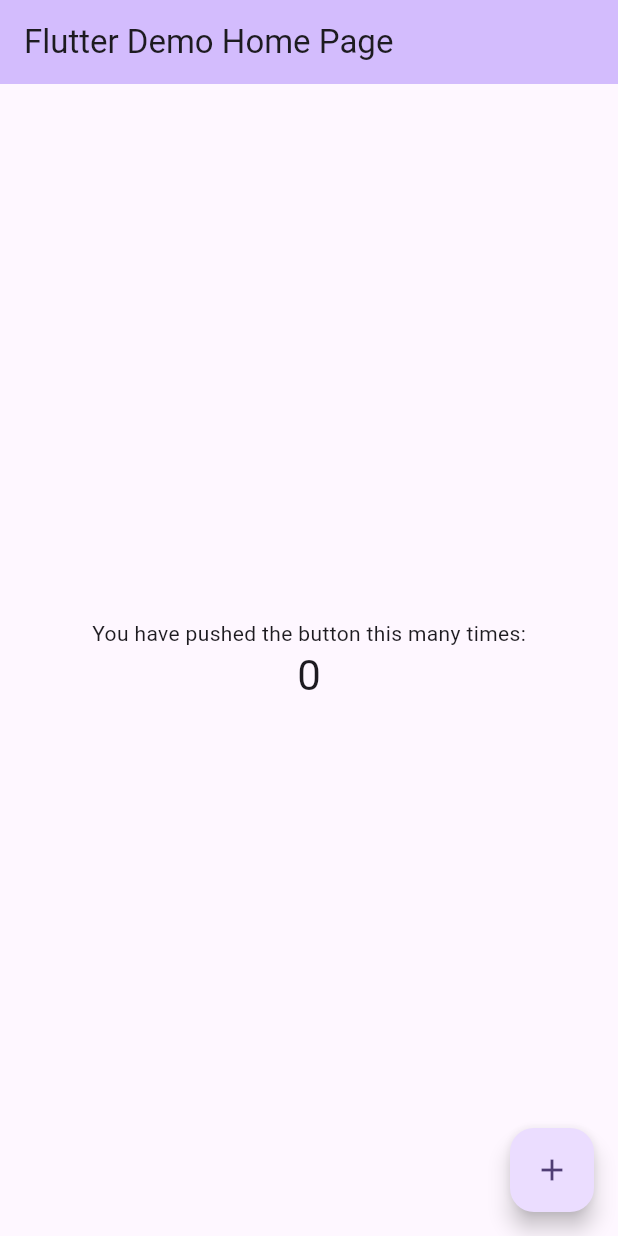
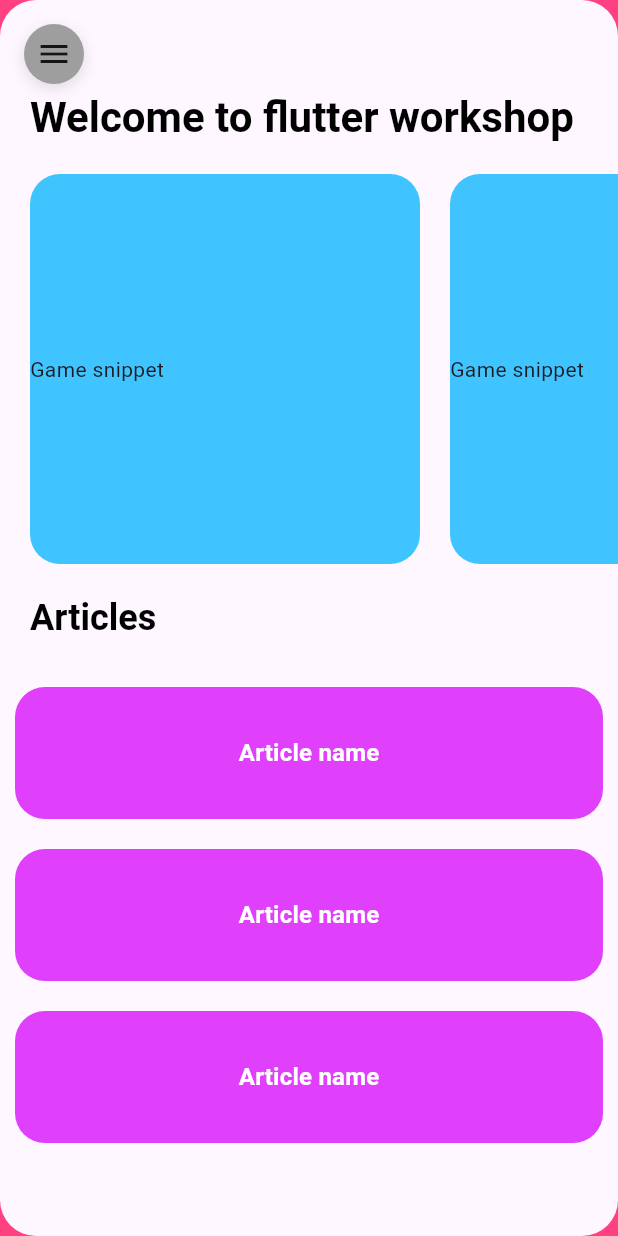
Before and after one commit to rety2722/frontend, a Flutter app: the screen it shows after launch, on a phone screen of 412 x 824 dp. Run offline on Flutter 3.47's test engine with Material 3 defaults, Android fonts, the light colour scheme and no system bars; our stand-ins replace flutter_secure_storage.

Commit message:
Added basic looks and animations. I plan to add some small games to game previes (better take already written ones). With news need to add some expanding webview links (basically any, but rather related to what is done). Add login, with login show some previous interactions

```diff
--- /dev/null
+++ b/webapp_frontend/lib/entry_point.dart
@@ -0,0 +1,106 @@
+import 'dart:math';
+
+import 'package:flutter/material.dart';
+import 'package:webapp_frontend/screens/home/home_screen.dart';
+import 'package:webapp_frontend/widgets/menu_button.dart';
+import 'package:webapp_frontend/widgets/side_menu_bar.dart';
+
+class EntryPoint extends StatefulWidget {
+  const EntryPoint({super.key});
+
+  @override
+  State<EntryPoint> createState() => _EntryPointState();
+}
+
+class _EntryPointState extends State<EntryPoint>
+    with SingleTickerProviderStateMixin {
+  late AnimationController _animationController;
+  late Animation<double> animation;
+  late Animation<double> scaleAnimation;
+
+  bool isSideMenuClosed = true;
+
+  @override
+  void initState() {
+    _animationController = AnimationController(
+      vsync: this,
+      duration: Duration(milliseconds: 200),
+    )..addListener(() {
+        setState(() {});
+      });
+
+    animation = Tween<double>(begin: 0, end: 1).animate(
+      CurvedAnimation(
+        parent: _animationController,
+        curve: Curves.fastOutSlowIn,
+      ),
+    );
+
+    scaleAnimation = Tween<double>(begin: 1, end: 0.8).animate(
+      CurvedAnimation(
+        parent: _animationController,
+        curve: Curves.fastOutSlowIn,
+      ),
+    );
+    super.initState();
+  }
+
+  @override
+  void dispose() {
+    _animationController.dispose();
+    super.dispose();
+  }
+
+  @override
+  Widget build(BuildContext context) {
+    return Scaffold(
+      backgroundColor: Colors.pinkAccent,
+      resizeToAvoidBottomInset: false,
+      extendBody: true,
+      body: Stack(children: [
+        AnimatedPositioned(
+          duration: Duration(milliseconds: 200),
+          curve: Curves.fastOutSlowIn,
+          width: 288,
+          left: isSideMenuClosed ? -288 : 0,
+          height: MediaQuery.of(context).size.height,
+          child: SideMenuBar(),
+        ),
+        Transform(
+          alignment: Alignment.center,
+          transform: Matrix4.identity()
+            ..setEntry(3, 2, 0.001)
+            ..rotateY(animation.value - animation.value * 30 * pi / 180),
+          child: Transform.translate(
+            offset: Offset(animation.value * 265, 0),
+            child: Transform.scale(
+              scale: scaleAnimation.value,
+              child: ClipRRect(
+                borderRadius: BorderRadius.all(Radius.circular(24)),
+                child: const HomeScreen(),
+              ),
+            ),
+          ),
+        ),
+        AnimatedPositioned(
+          duration: Duration(milliseconds: 150),
+          curve: Curves.fastOutSlowIn,
+          left: isSideMenuClosed ? 0 : 220,
+          top: 16,
+          child: MenuButton(
+            press: () {
+              if (isSideMenuClosed) {
+                _animationController.forward();
+              } else {
+                _animationController.reverse();
+              }
+              setState(() {
+                isSideMenuClosed = !isSideMenuClosed;
+              });
+            },
+          ),
+        ),
+      ]),
+    );
+  }
+}
--- a/webapp_frontend/lib/main.dart
+++ b/webapp_frontend/lib/main.dart
@@ -1,4 +1,5 @@
 import 'package:flutter/material.dart';
+import 'package:webapp_frontend/entry_point.dart';
 
 void main() {
   runApp(const MyApp());
@@ -13,113 +14,10 @@
     return MaterialApp(
       title: 'Flutter Demo',
       theme: ThemeData(
-        // This is the theme of your application.
-        //
-        // TRY THIS: Try running your application with "flutter run". You'll see
-        // the application has a purple toolbar. Then, without quitting the app,
-        // try changing the seedColor in the colorScheme below to Colors.green
-        // and then invoke "hot reload" (save your changes or press the "hot
-        // reload" button in a Flutter-supported IDE, or press "r" if you used
-        // the command line to start the app).
-        //
-        // Notice that the counter didn't reset back to zero; the application
-        // state is not lost during the reload. To reset the state, use hot
-        // restart instead.
-        //
-        // This works for code too, not just values: Most code changes can be
-        // tested with just a hot reload.
         colorScheme: ColorScheme.fromSeed(seedColor: Colors.deepPurple),
         useMaterial3: true,
       ),
-      home: const MyHomePage(title: 'Flutter Demo Home Page'),
+      home: const EntryPoint(),
     );
   }
 }
-
-class MyHomePage extends StatefulWidget {
-  const MyHomePage({super.key, required this.title});
-
-  // This widget is the home page of your application. It is stateful, meaning
-  // that it has a State object (defined below) that contains fields that affect
-  // how it looks.
-
-  // This class is the configuration for the state. It holds the values (in this
-  // case the title) provided by the parent (in this case the App widget) and
-  // used by the build method of the State. Fields in a Widget subclass are
-  // always marked "final".
-
-  final String title;
-
-  @override
-  State<MyHomePage> createState() => _MyHomePageState();
-}
-
-class _MyHomePageState extends State<MyHomePage> {
-  int _counter = 0;
-
-  void _incrementCounter() {
-    setState(() {
-      // This call to setState tells the Flutter framework that something has
-      // changed in this State, which causes it to rerun the build method below
-      // so that the display can reflect the updated values. If we changed
-      // _counter without calling setState(), then the build method would not be
-      // called again, and so nothing would appear to happen.
-      _counter++;
-    });
-  }
-
-  @override
-  Widget build(BuildContext context) {
-    // This method is rerun every time setState is called, for instance as done
-    // by the _incrementCounter method above.
-    //
-    // The Flutter framework has been optimized to make rerunning build methods
-    // fast, so that you can just rebuild anything that needs updating rather
-    // than having to individually change instances of widgets.
-    return Scaffold(
-      appBar: AppBar(
-        // TRY THIS: Try changing the color here to a specific color (to
-        // Colors.amber, perhaps?) and trigger a hot reload to see the AppBar
-        // change color while the other colors stay the same.
-        backgroundColor: Theme.of(context).colorScheme.inversePrimary,
-        // Here we take the value from the MyHomePage object that was created by
-        // the App.build method, and use it to set our appbar title.
-        title: Text(widget.title),
-      ),
-      body: Center(
-        // Center is a layout widget. It takes a single child and positions it
-        // in the middle of the parent.
-        child: Column(
-          // Column is also a layout widget. It takes a list of children and
-          // arranges them vertically. By default, it sizes itself to fit its
-          // children horizontally, and tries to be as tall as its parent.
-          //
-          // Column has various properties to control how it sizes itself and
-          // how it positions its children. Here we use mainAxisAlignment to
-          // center the children vertically; the main axis here is the vertical
-          // axis because Columns are vertical (the cross axis would be
-          // horizontal).
-          //
-          // TRY THIS: Invoke "debug painting" (choose the "Toggle Debug Paint"
-          // action in the IDE, or press "p" in the console), to see the
-          // wireframe for each widget.
-          mainAxisAlignment: MainAxisAlignment.center,
-          children: <Widget>[
-            const Text(
-              'You have pushed the button this many times:',
-            ),
-            Text(
-              '$_counter',
-              style: Theme.of(context).textTheme.headlineMedium,
-            ),
-          ],
-        ),
-      ),
-      floatingActionButton: FloatingActionButton(
-        onPressed: _incrementCounter,
-        tooltip: 'Increment',
-        child: const Icon(Icons.add),
-      ), // This trailing comma makes auto-formatting nicer for build methods.
-    );
-  }
-}
--- /dev/null
+++ b/webapp_frontend/lib/screens/home/home_screen.dart
@@ -0,0 +1,77 @@
+import 'package:flutter/material.dart';
+import 'package:webapp_frontend/widgets/article.dart';
+import 'package:webapp_frontend/widgets/game_snippet.dart';
+
+class HomeScreen extends StatefulWidget {
+  const HomeScreen({super.key});
+
+  @override
+  State<HomeScreen> createState() => _HomeScreenState();
+}
+
+class _HomeScreenState extends State<HomeScreen> {
+  @override
+  Widget build(BuildContext context) {
+    return Scaffold(
+      body: SafeArea(
+        child: SingleChildScrollView(
+          child: Column(
+            crossAxisAlignment: CrossAxisAlignment.start,
+            children: [
+              SizedBox(height: 40,),
+              Padding(
+                padding: const EdgeInsets.all(20),
+                child: Text(
+                  "Welcome to flutter workshop",
+                  style: Theme.of(context)
+                      .textTheme
+                      .headlineMedium!
+                      .copyWith(color: Colors.black, fontWeight: FontWeight.w600),
+                ),
+              ),
+              SingleChildScrollView(
+                scrollDirection: Axis.horizontal,
+                child: Row(
+                  children: [
+                    ...gameSnippets.map((gameSnippet) => Padding(
+                          padding: const EdgeInsets.only(left: 20),
+                          child: gameSnippet,
+                        )),
+                  ],
+                ),
+              ),
+              Padding(
+                padding: const EdgeInsets.all(20),
+                child: Text(
+                  "Articles",
+                  style: Theme.of(context)
+                      .textTheme
+                      .headlineSmall!
+                      .copyWith(color: Colors.black, fontWeight: FontWeight.w600),
+                ),
+              ),
+              ...articles.map(
+                      (article) => Padding(
+                        padding: const EdgeInsets.all(10),
+                        child: article,
+                      ),
+                    ),
+            ],
+          ),
+        ),
+      ),
+    );
+  }
+}
+
+List<GameSnippet> gameSnippets = [
+  const GameSnippet(),
+  const GameSnippet(),
+  const GameSnippet(),
+];
+
+List<Article> articles = [
+  const Article(),
+  const Article(),
+  const Article(),
+];
--- /dev/null
+++ b/webapp_frontend/lib/widgets/article.dart
@@ -0,0 +1,36 @@
+import 'package:flutter/material.dart';
+
+class Article extends StatelessWidget {
+  const Article({super.key});
+
+  @override
+  Widget build(BuildContext context) {
+    return Container(
+      padding: EdgeInsets.symmetric(horizontal: 20, vertical: 24),
+      decoration: BoxDecoration(
+        color: Colors.purpleAccent,
+        borderRadius: BorderRadius.all(Radius.circular(20)),
+      ),
+      child: Row(
+        children: [
+          Expanded(
+            child: Column(
+              children: [
+                Text(
+                  "Article name",
+                  style: Theme.of(context).textTheme.titleMedium!.copyWith(
+                        color: Colors.white,
+                        fontWeight: FontWeight.bold,
+                      ),
+                ),
+              ],
+            ),
+          ),
+          SizedBox(
+            height: 40,
+          ),
+        ],
+      ),
+    );
+  }
+}
--- /dev/null
+++ b/webapp_frontend/lib/widgets/game_snippet.dart
@@ -0,0 +1,26 @@
+import 'package:flutter/material.dart';
+
+class GameSnippet extends StatelessWidget {
+  const GameSnippet({
+    super.key,
+  });
+
+  @override
+  Widget build(BuildContext context) {
+    return Container(
+      height: 260,
+      width: 260,
+      decoration: BoxDecoration(
+        color: Colors.lightBlueAccent,
+        borderRadius: BorderRadius.all(
+          Radius.circular(20),
+        ),
+      ),
+      child: Row(
+        children: [
+          const Text("Game snippet"),
+        ],
+      ),
+    );
+  }
+}
--- /dev/null
+++ b/webapp_frontend/lib/widgets/menu_button.dart
@@ -0,0 +1,36 @@
+import 'package:flutter/material.dart';
+
+class MenuButton extends StatelessWidget {
+  const MenuButton({
+    super.key,
+    required this.press,
+  });
+
+  final VoidCallback press;
+
+  @override
+  Widget build(BuildContext context) {
+    return SafeArea(
+      child: GestureDetector(
+        onTap: press,
+        child: Container(
+          margin: EdgeInsets.only(left: 16),
+          height: 40,
+          width: 40,
+          decoration: BoxDecoration(
+            color: Colors.grey,
+            shape: BoxShape.circle,
+            boxShadow: [
+              BoxShadow(
+                color: Colors.black12,
+                offset: Offset(0, 3),
+                blurRadius: 8,
+              ),
+            ],
+          ),
+          child: Icon(Icons.menu),
+        ),
+      ),
+    );
+  }
+}
--- a/webapp_frontend/pubspec.yaml
+++ b/webapp_frontend/pubspec.yaml
@@ -46,7 +46,7 @@ dev_dependencies:
   # activated in the `analysis_options.yaml` file located at the root of your
   # package. See that file for information about deactivating specific lint
   # rules and activating additional ones.
-  flutter_lints: ^4.0.0
+  flutter_lints: ^5.0.0
 
 # For information on the generic Dart part of this file, see the
 # following page: https://dart.dev/tools/pub/pubspec
```
Also changed, not shown: webapp_frontend/lib/widgets/info_card.dart (added, +35 -0 lines), webapp_frontend/lib/widgets/side_menu_bar.dart (added, +64 -0 lines), webapp_frontend/lib/widgets/side_menu_tile.dart (added, +67 -0 lines), 3 other files.
